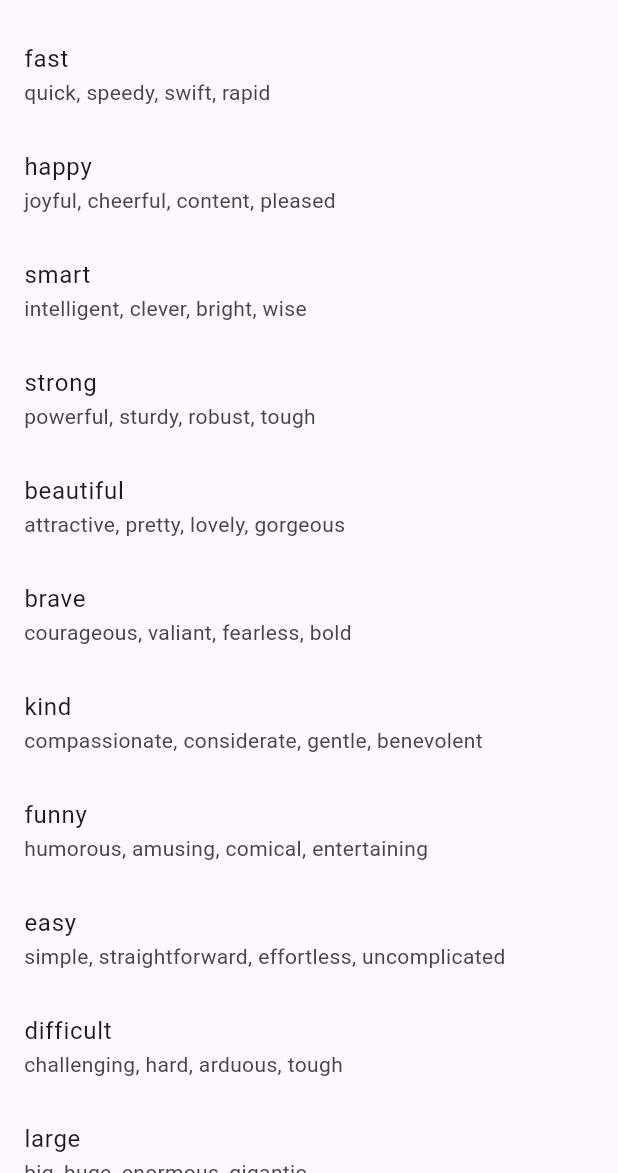
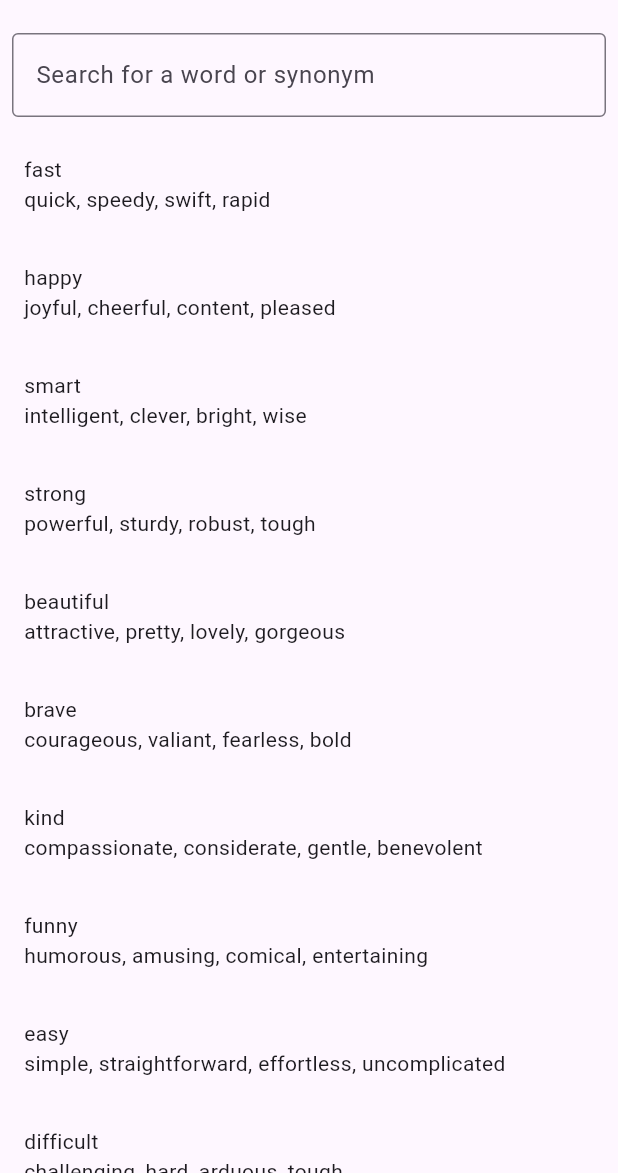
Before and after one commit to rus89/search_engine, a Flutter app: the screen it shows after launch, on a phone screen of 412 x 824 dp, the part 63-1236 px from its top. Run offline on Flutter 3.47's test engine with Material 3 defaults, Android fonts, the phone set to English and light mode, and no system bars.

Commit message:
Implement search functionality with live filtering and highlighting in synonym entries

```diff
--- a/lib/main.dart
+++ b/lib/main.dart
@@ -18,12 +18,35 @@ class SearchApp extends StatefulWidget {
 //----------------------------------------------------------------------
 class _SearchAppState extends State<SearchApp> {
   List<SynonymEntry> synonymEntries = [];
+  List<SynonymEntry> filteredEntries = [];
   bool _isLoading = true;
+  final TextEditingController _searchController = TextEditingController();
 
   @override
   void initState() {
     super.initState();
+    _searchController.addListener(_onSearchChanged);
     _loadSynonymData();
+  }
+
+  @override
+  void dispose() {
+    _searchController.removeListener(_onSearchChanged);
+    _searchController.dispose();
+    super.dispose();
+  }
+
+  void _onSearchChanged() {
+    final query = _searchController.text.toLowerCase();
+    setState(() {
+      filteredEntries = synonymEntries.where((entry) {
+        final wordMatch = entry.word.toLowerCase().contains(query);
+        final synonymMatch = entry.synonyms.any(
+          (syn) => syn.toLowerCase().contains(query),
+        );
+        return wordMatch || synonymMatch;
+      }).toList();
+    });
   }
 
   Future<void> _loadSynonymData() async {
@@ -36,6 +59,7 @@ class _SearchAppState extends State<SearchApp> {
         .toList();
     setState(() {
       synonymEntries = loadedEntries;
+      filteredEntries = loadedEntries;
       _isLoading = false;
     });
   }
@@ -43,7 +67,11 @@ class _SearchAppState extends State<SearchApp> {
   @override
   Widget build(BuildContext context) {
     return MaterialApp(
-      home: HomePage(synonymEntries: synonymEntries, isLoading: _isLoading),
+      home: HomePage(
+        synonymEntries: filteredEntries,
+        isLoading: _isLoading,
+        searchController: _searchController,
+      ),
     );
   }
 }
@@ -51,11 +79,13 @@ class _SearchAppState extends State<SearchApp> {
 class HomePage extends StatelessWidget {
   final List<SynonymEntry> synonymEntries;
   final bool isLoading;
+  final TextEditingController searchController;
 
   const HomePage({
     super.key,
     required this.synonymEntries,
     required this.isLoading,
+    required this.searchController,
   });
 
   @override
@@ -64,16 +94,94 @@ class HomePage extends StatelessWidget {
       appBar: AppBar(title: const Text('Synonym Search Engine')),
       body: isLoading
           ? const Center(child: CircularProgressIndicator())
-          : ListView.builder(
+          : SearchWidget(
+              synonymEntries: synonymEntries,
+              searchController: searchController,
+            ),
+    );
+  }
+}
+
+class SearchWidget extends StatelessWidget {
+  final List<SynonymEntry> synonymEntries;
+  final TextEditingController searchController;
+
+  const SearchWidget({
+    super.key,
+    required this.synonymEntries,
+    required this.searchController,
+  });
+
+  List<TextSpan> _highlightMatches(String source, String query) {
+    if (query.isEmpty) {
+      return [TextSpan(text: source)];
+    }
+    final matches = <TextSpan>[];
+    final queryLower = query.toLowerCase();
+    final sourceLower = source.toLowerCase();
+    int start = 0;
+    int index;
+    while ((index = sourceLower.indexOf(queryLower, start)) != -1) {
+      if (index > start) {
+        matches.add(TextSpan(text: source.substring(start, index)));
+      }
+      matches.add(
+        TextSpan(
+          text: source.substring(index, index + query.length),
+          style: const TextStyle(backgroundColor: Colors.yellow),
+        ),
+      );
+      start = index + query.length;
+    }
+    if (start < source.length) {
+      matches.add(TextSpan(text: source.substring(start)));
+    }
+    return matches;
+  }
+
+  @override
+  Widget build(BuildContext context) {
+    return Column(
+      children: [
+        Padding(
+          padding: const EdgeInsets.all(8.0),
+          child: TextField(
+            controller: searchController,
+            decoration: const InputDecoration(
+              labelText: 'Search for a word or synonym',
+              border: OutlineInputBorder(),
+            ),
+          ),
+        ),
+        Expanded(
+          child: ListView.builder(
             itemCount: synonymEntries.length,
             itemBuilder: (context, index) {
               final entry = synonymEntries[index];
               return ListTile(
-                  title: Text(entry.word),
-                  subtitle: Text(entry.synonyms.join(', ')),
+                title: RichText(
+                  text: TextSpan(
+                    style: DefaultTextStyle.of(context).style,
+                    children: _highlightMatches(
+                      entry.word,
+                      searchController.text,
+                    ),
+                  ),
+                ),
+                subtitle: RichText(
+                  text: TextSpan(
+                    style: DefaultTextStyle.of(context).style,
+                    children: _highlightMatches(
+                      entry.synonyms.join(', '),
+                      searchController.text,
+                    ),
+                  ),
+                ),
               );
             },
           ),
+        ),
+      ],
     );
   }
 }
```
Lines whose indentation alone changed are shown as unchanged.
